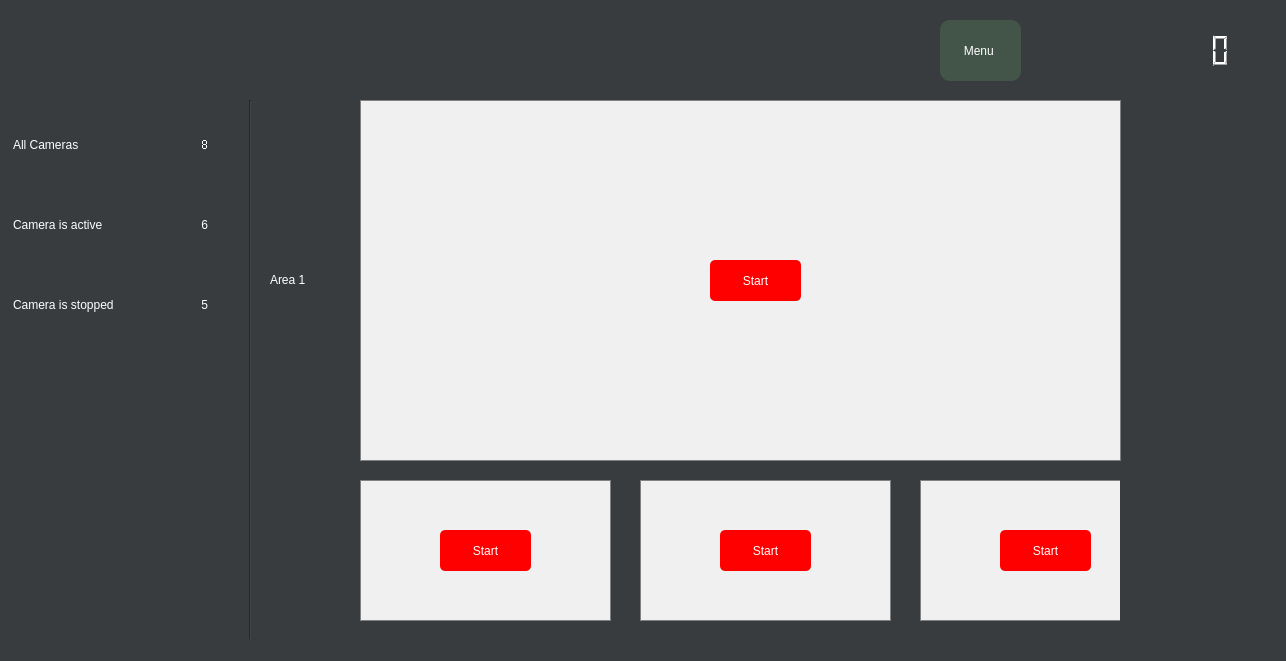
Before: the Qt Designer form src/ui/mainwindow.ui in lvnh2003/Smart-Sport-Camera, drawn with Qt 5.
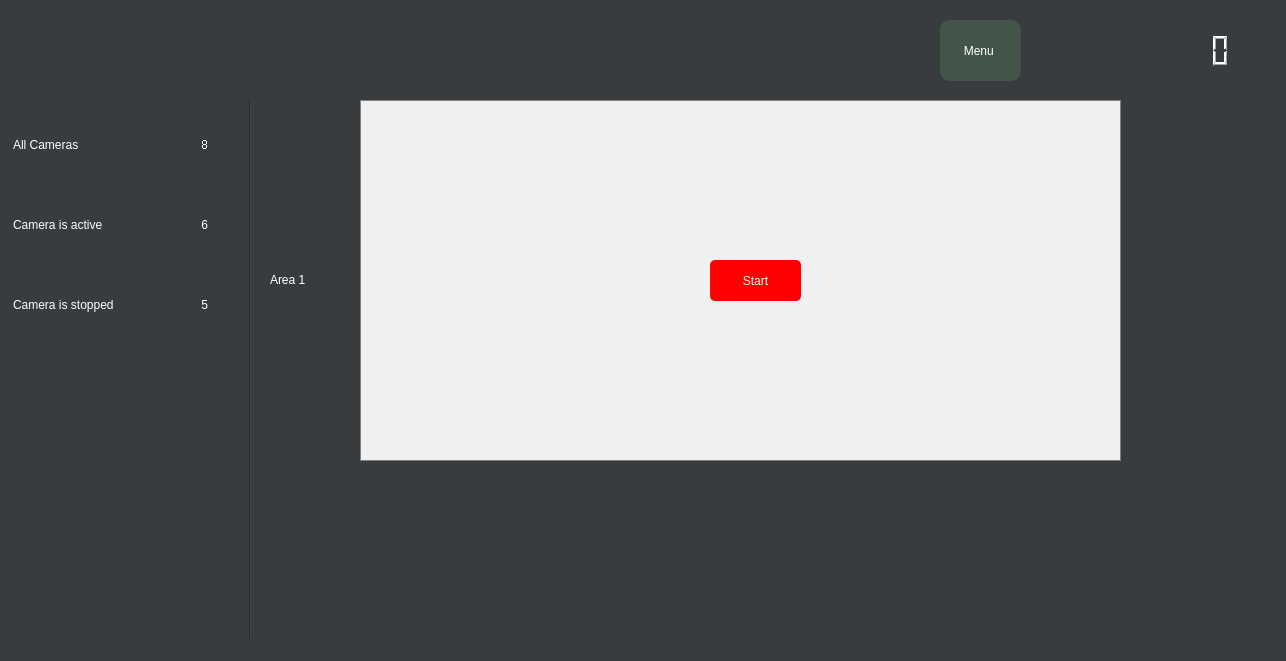
After: the same form once the commit is applied.

What changed in the file:
```diff
--- a/src/ui/mainwindow.ui
+++ b/src/ui/mainwindow.ui
@@ -107,122 +107,6 @@
         <height>180</height>
        </rect>
       </property>
-      <widget class="QLabel" name="camera_7">
-       <property name="geometry">
-        <rect>
-         <x>890</x>
-         <y>0</y>
-         <width>251</width>
-         <height>141</height>
-        </rect>
-       </property>
-       <property name="styleSheet">
-        <string notr="true">QLabel { border: 1px solid grey; background-color: #f0f0f0; }</string>
-       </property>
-      </widget>
-      <widget class="QPushButton" name="btn_Start_7">
-       <property name="geometry">
-        <rect>
-         <x>970</x>
-         <y>50</y>
-         <width>91</width>
-         <height>41</height>
-        </rect>
-       </property>
-       <property name="styleSheet">
-        <string notr="true">background-color: red; border: 1; border-radius: 5</string>
-       </property>
-       <property name="text">
-        <string>Start</string>
-       </property>
-      </widget>
-      <widget class="QLabel" name="camera_4">
-       <property name="geometry">
-        <rect>
-         <x>50</x>
-         <y>0</y>
-         <width>251</width>
-         <height>141</height>
-        </rect>
-       </property>
-       <property name="styleSheet">
-        <string notr="true">QLabel { border: 1px solid grey; background-color: #f0f0f0; }</string>
-       </property>
-      </widget>
-      <widget class="QPushButton" name="btn_Start_4">
-       <property name="geometry">
-        <rect>
-         <x>130</x>
-         <y>50</y>
-         <width>91</width>
-         <height>41</height>
-        </rect>
-       </property>
-       <property name="styleSheet">
-        <string notr="true">background-color: red; border: 1; border-radius: 5</string>
-       </property>
-       <property name="text">
-        <string>Start</string>
-       </property>
-      </widget>
-      <widget class="QLabel" name="camera_5">
-       <property name="geometry">
-        <rect>
-         <x>330</x>
-         <y>0</y>
-         <width>251</width>
-         <height>141</height>
-        </rect>
-       </property>
-       <property name="styleSheet">
-        <string notr="true">QLabel { border: 1px solid grey; background-color: #f0f0f0; }</string>
-       </property>
-      </widget>
-      <widget class="QPushButton" name="btn_Start_5">
-       <property name="geometry">
-        <rect>
-         <x>410</x>
-         <y>50</y>
-         <width>91</width>
-         <height>41</height>
-        </rect>
-       </property>
-       <property name="styleSheet">
-        <string notr="true">background-color: red; border: 1; border-radius: 5</string>
-       </property>
-       <property name="text">
-        <string>Start</string>
-       </property>
-      </widget>
-      <widget class="QLabel" name="camera_6">
-       <property name="geometry">
-        <rect>
-         <x>610</x>
-         <y>0</y>
-         <width>251</width>
-         <height>141</height>
-        </rect>
-       </property>
-       <property name="styleSheet">
-        <string notr="true">QLabel { border: 1px solid grey; background-color: #f0f0f0; }</string>
-       </property>
-      </widget>
-      <widget class="QPushButton" name="btn_Start_6">
-       <property name="geometry">
-        <rect>
-         <x>690</x>
-         <y>50</y>
-         <width>91</width>
-         <height>41</height>
-        </rect>
-       </property>
-       <property name="styleSheet">
-        <string notr="true">background-color: red; border: 1; border-radius: 5</string>
-       </property>
-       <property name="text">
-        <string>Start</string>
-       </property>
-      </widget>
      </widget>
     </widget>
     <zorder>scrollArea</zorder>
```
